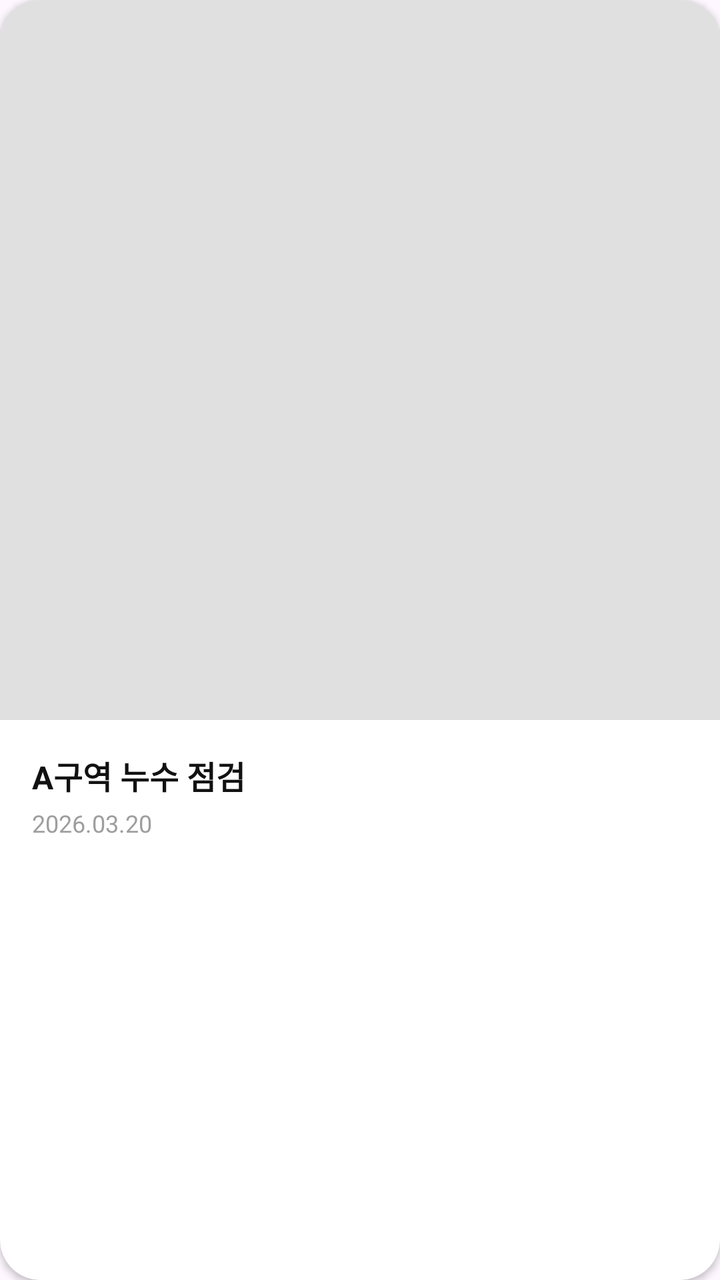
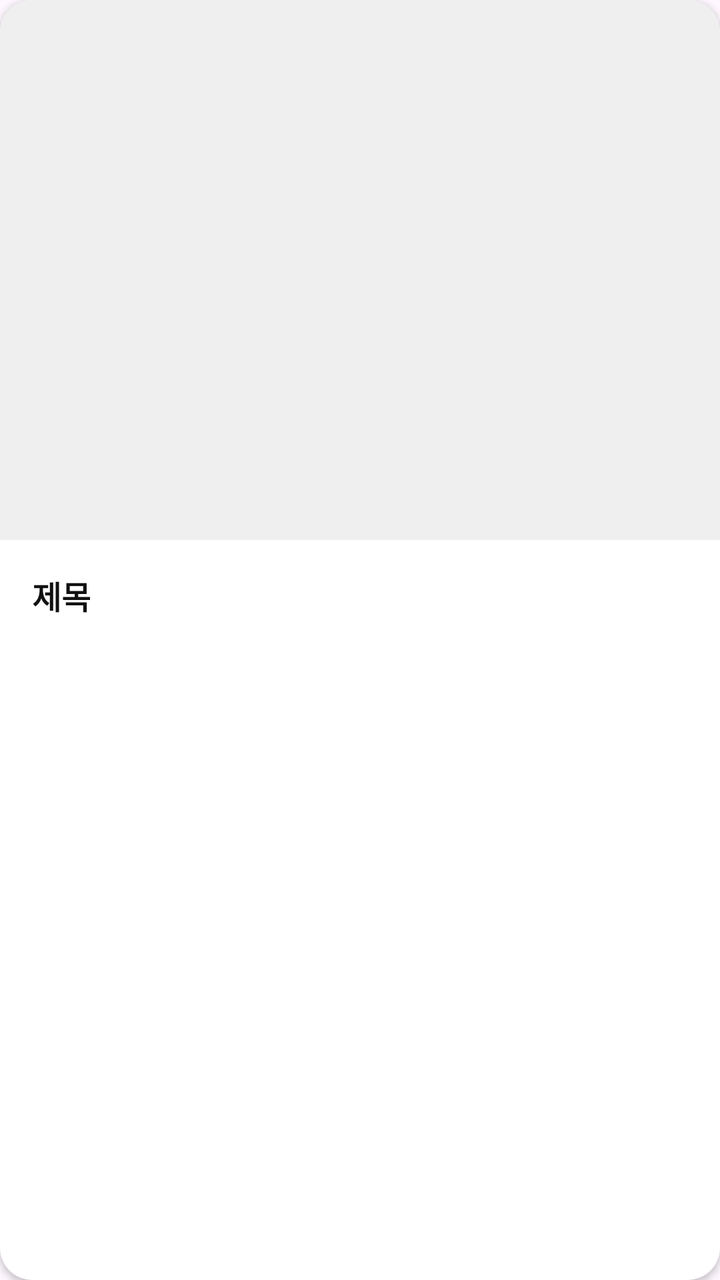

Screens rendered from an Android XML layout before and after an edit, with the pre-edit source and the edit as a unified diff.
<!-- AndroidManifest.xml: application theme Theme.Siteboard -->
<!-- res/layout/item_post.xml -->
<?xml version="1.0" encoding="utf-8"?>
<androidx.cardview.widget.CardView
    xmlns:android="http://schemas.android.com/apk/res/android"
    xmlns:app="http://schemas.android.com/apk/res-auto"
    android:layout_width="match_parent"
    android:layout_height="wrap_content"
    android:layout_margin="8dp"
    app:cardCornerRadius="20dp"
    app:cardElevation="2dp"
    app:cardBackgroundColor="#FFFFFF">

    <LinearLayout
        android:layout_width="match_parent"
        android:layout_height="wrap_content"
        android:orientation="vertical">

        <androidx.constraintlayout.widget.ConstraintLayout
            android:layout_width="match_parent"
            android:layout_height="wrap_content">
            <ImageView
                android:id="@+id/ivPost"
                android:layout_width="0dp"
                android:layout_height="0dp"
                android:scaleType="centerCrop"
                android:background="#E0E0E0"
                app:layout_constraintDimensionRatio="1:1"
                app:layout_constraintTop_toTopOf="parent"
                app:layout_constraintStart_toStartOf="parent"
                app:layout_constraintEnd_toEndOf="parent" />
        </androidx.constraintlayout.widget.ConstraintLayout>

        <LinearLayout
            android:layout_width="match_parent"
            android:layout_height="wrap_content"
            android:orientation="vertical"
            android:padding="16dp">

            <TextView
                android:id="@+id/tvTitle"
                android:layout_width="match_parent"
                android:layout_height="wrap_content"
                android:text="A구역 누수 점검"
                android:textSize="16sp"
                android:textStyle="bold"
                android:textColor="#111111"
                android:maxLines="1"
                android:ellipsize="end" />

            <TextView
                android:id="@+id/tvDate"
                android:layout_width="match_parent"
                android:layout_height="wrap_content"
                android:text="2026.03.20"
                android:textSize="12sp"
                android:textColor="#9E9E9E"
                android:layout_marginTop="4dp" />
        </LinearLayout>
    </LinearLayout>
</androidx.cardview.widget.CardView>
<!-- resources referenced by this layout -->
<resources>
  <style name="Theme.Siteboard" parent="Base.Theme.Siteboard" />
  <style name="Base.Theme.Siteboard" parent="Theme.Material3.DayNight.NoActionBar">
          
          
      </style>
</resources>

<!-- the commit's change to res/layout/item_post.xml (unified diff, before → after) -->
@@ -5,55 +5,51 @@
     android:layout_width="match_parent"
     android:layout_height="wrap_content"
     android:layout_margin="8dp"
-    app:cardCornerRadius="20dp"
+    app:cardCornerRadius="16dp"
     app:cardElevation="2dp"
     app:cardBackgroundColor="#FFFFFF">
 
-    <LinearLayout
+    <androidx.constraintlayout.widget.ConstraintLayout
         android:layout_width="match_parent"
-        android:layout_height="wrap_content"
-        android:orientation="vertical">
+        android:layout_height="wrap_content">
 
-        <androidx.constraintlayout.widget.ConstraintLayout
-            android:layout_width="match_parent"
-            android:layout_height="wrap_content">
-            <ImageView
-                android:id="@+id/ivPost"
-                android:layout_width="0dp"
-                android:layout_height="0dp"
-                android:scaleType="centerCrop"
-                android:background="#E0E0E0"
-                app:layout_constraintDimensionRatio="1:1"
-                app:layout_constraintTop_toTopOf="parent"
-                app:layout_constraintStart_toStartOf="parent"
-                app:layout_constraintEnd_toEndOf="parent" />
-        </androidx.constraintlayout.widget.ConstraintLayout>
+        <ImageView
+            android:id="@+id/ivPost"
+            android:layout_width="0dp"
+            android:layout_height="0dp"
+            android:scaleType="centerCrop"
+            android:background="#EFEFEF"
+            app:layout_constraintDimensionRatio="4:3"
+            app:layout_constraintTop_toTopOf="parent"
+            app:layout_constraintStart_toStartOf="parent"
+            app:layout_constraintEnd_toEndOf="parent" />
 
         <LinearLayout
             android:layout_width="match_parent"
             android:layout_height="wrap_content"
             android:orientation="vertical"
-            android:padding="16dp">
+            android:padding="16dp"
+            app:layout_constraintTop_toBottomOf="@id/ivPost">
 
             <TextView
                 android:id="@+id/tvTitle"
                 android:layout_width="match_parent"
                 android:layout_height="wrap_content"
-                android:text="A구역 누수 점검"
+                android:text="제목"
                 android:textSize="16sp"
+                android:textColor="#111111"
                 android:textStyle="bold"
-                android:textColor="#111111"
-                android:maxLines="1"
+                android:maxLines="2"
                 android:ellipsize="end" />
 
             <TextView
                 android:id="@+id/tvDate"
                 android:layout_width="match_parent"
                 android:layout_height="wrap_content"
-                android:text="2026.03.20"
-                android:textSize="12sp"
-                android:textColor="#9E9E9E"
-                android:layout_marginTop="4dp" />
+                android:text=""
+                android:textSize="13sp"
+                android:textColor="#888888"
+                android:layout_marginTop="6dp" />
         </LinearLayout>
-    </LinearLayout>
+    </androidx.constraintlayout.widget.ConstraintLayout>
 </androidx.cardview.widget.CardView>
